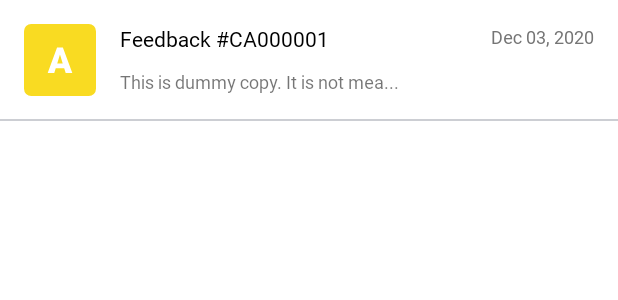
After one commit to fretziedesc/PracticeApp, an Android app: the layout row_message_item_view.xml on its own in the app's theme, with its tools: preview values and no code run, on a phone screen of 412 x 824 dp. The commit adds this screen. Shown: the top 300 px of the screen. Run offline under Robolectric (Android 15) with nearby library versions, the phone set to English and light mode, and no system bars; Roboto replaces fonts that are not available here.

Commit message:
add recyclerview in content dashboard

```diff
--- /dev/null
+++ b/app/src/main/res/drawable-v24/ic_category_a.xml
@@ -0,0 +1,5 @@
+<vector android:height="48dp" android:viewportHeight="40"
+    android:viewportWidth="40" android:width="48dp" xmlns:android="http://schemas.android.com/apk/res/android">
+    <path android:fillColor="#F9DB22" android:pathData="M4,0L36,0A4,4 0,0 1,40 4L40,36A4,4 0,0 1,36 40L4,40A4,4 0,0 1,0 36L0,4A4,4 0,0 1,4 0z"/>
+    <path android:fillColor="#ffffff" android:pathData="M22.334,24.5625H17.6367L16.8164,27.2188H13.1543L18.3691,13H21.5918L26.8457,27.2188H23.1641L22.334,24.5625ZM18.457,21.916H21.5137L19.9805,16.9844L18.457,21.916Z"/>
+</vector>
--- a/app/src/main/res/layout/content_dashboard.xml
+++ b/app/src/main/res/layout/content_dashboard.xml
@@ -21,6 +21,19 @@
 
   </com.google.android.material.appbar.AppBarLayout>
 
+  <androidx.recyclerview.widget.RecyclerView
+    android:id="@+id/messagesListView"
+    android:layout_width="match_parent"
+    android:layout_height="0dp"
+    android:background="@color/gray_46"
+    app:layoutManager="androidx.recyclerview.widget.LinearLayoutManager"
+    app:layout_constraintBottom_toBottomOf="parent"
+    app:layout_constraintEnd_toEndOf="parent"
+    app:layout_constraintStart_toStartOf="parent"
+    app:layout_constraintTop_toBottomOf="@+id/appBarLayout"
+    tools:itemCount="5"
+    tools:listitem="@layout/row_message_item_view" />
+
   <com.google.android.material.floatingactionbutton.FloatingActionButton
     android:id="@+id/fab"
     android:layout_width="wrap_content"
--- /dev/null
+++ b/app/src/main/res/layout/row_message_item_view.xml
@@ -0,0 +1,73 @@
+<?xml version="1.0" encoding="utf-8"?>
+<androidx.constraintlayout.widget.ConstraintLayout xmlns:android="http://schemas.android.com/apk/res/android"
+  xmlns:app="http://schemas.android.com/apk/res-auto"
+  xmlns:tools="http://schemas.android.com/tools"
+  android:layout_width="match_parent"
+  android:layout_height="wrap_content"
+  android:background="?android:attr/selectableItemBackground"
+  android:clickable="true"
+  android:focusable="true"
+  android:paddingTop="16dp">
+
+
+  <ImageView
+    android:id="@+id/messageImageView"
+    android:layout_width="48dp"
+    android:layout_height="48dp"
+    android:layout_marginStart="16dp"
+    android:layout_marginBottom="15dp"
+    app:layout_constraintBottom_toTopOf="@id/horizontalRulerView"
+    app:layout_constraintStart_toStartOf="parent"
+    app:layout_constraintTop_toTopOf="parent"
+    app:srcCompat="@drawable/ic_category_a" />
+
+  <TextView
+    android:id="@+id/messageTitleTextView"
+    android:layout_width="0dp"
+    android:layout_height="wrap_content"
+    android:layout_marginStart="16dp"
+    android:layout_marginEnd="16dp"
+    android:fontFamily="@font/roboto"
+    android:textColor="@color/black"
+    app:layout_constraintEnd_toStartOf="@+id/messageDateTextView"
+    app:layout_constraintStart_toEndOf="@+id/messageImageView"
+    app:layout_constraintTop_toTopOf="@+id/messageImageView"
+    tools:text="Feedback #CA000001" />
+
+  <TextView
+    android:id="@+id/messageDateTextView"
+    android:layout_width="wrap_content"
+    android:layout_height="wrap_content"
+    android:layout_marginEnd="16dp"
+    android:fontFamily="@font/roboto"
+    android:textColor="@color/gray_46"
+    android:textSize="12sp"
+    app:layout_constraintEnd_toEndOf="parent"
+    app:layout_constraintTop_toTopOf="@+id/messageTitleTextView"
+    tools:text="Dec 03, 2020" />
+
+  <TextView
+    android:id="@+id/messagePreviewTextView"
+    android:layout_width="0dp"
+    android:layout_height="wrap_content"
+    android:layout_marginTop="4dp"
+    android:ellipsize="end"
+    android:fontFamily="@font/roboto"
+    android:maxLines="1"
+    android:textSize="12sp"
+    app:layout_constraintBottom_toBottomOf="@+id/messageImageView"
+    app:layout_constraintEnd_toEndOf="@+id/messageTitleTextView"
+    app:layout_constraintStart_toStartOf="@+id/messageTitleTextView"
+    app:layout_constraintTop_toBottomOf="@+id/messageTitleTextView"
+    app:layout_constraintVertical_bias="0.83"
+    tools:text="This is dummy copy. It is not mea..." />
+
+  <View
+    android:id="@+id/horizontalRulerView"
+    android:layout_width="match_parent"
+    android:layout_height="1dp"
+    android:background="@color/iron"
+    app:layout_constraintBottom_toBottomOf="parent"
+    app:layout_constraintEnd_toEndOf="parent"
+    app:layout_constraintStart_toStartOf="parent" />
+</androidx.constraintlayout.widget.ConstraintLayout>
--- a/app/src/main/res/values/colors.xml
+++ b/app/src/main/res/values/colors.xml
@@ -11,4 +11,5 @@
   <color name="black_12A">#1F000000</color>
   <color name="gray_46">#757575</color>
   <color name="green">#941B750B</color>
+  <color name="iron">#CCCED3</color>
 </resources>
```
